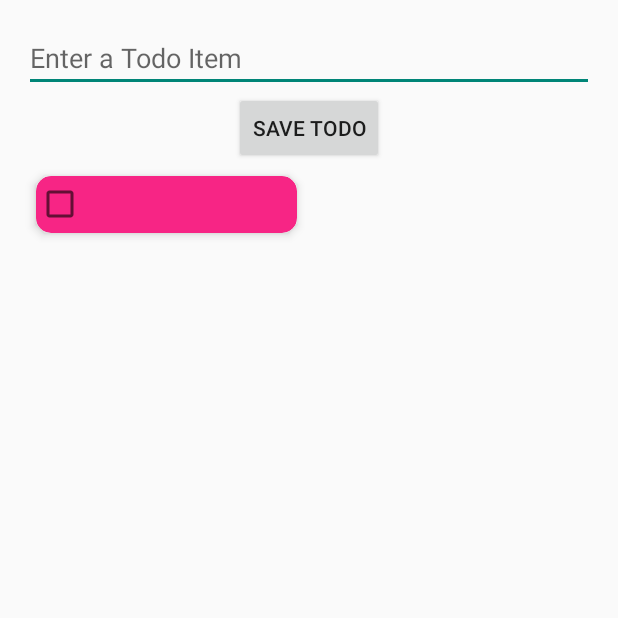
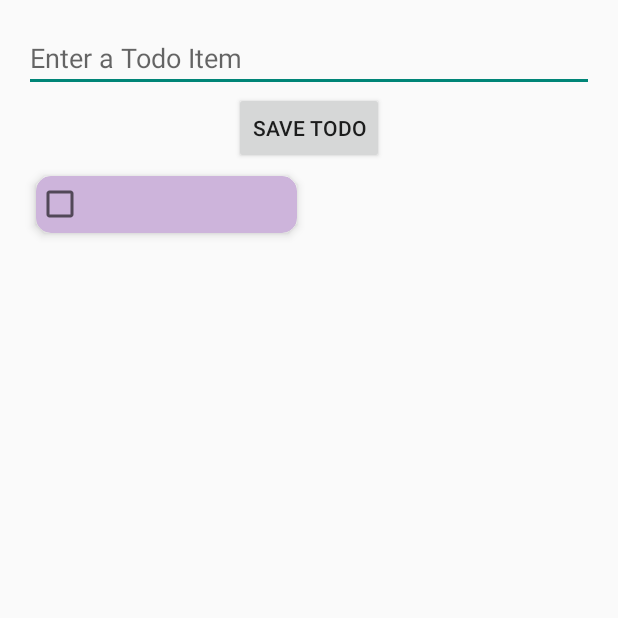
Before and after one commit to YehorYehorychev/ToDoApp, an Android app built with Jetpack Compose: the screen it shows after launch (MainActivity), after a tap on "SAVE TODO", on a phone screen of 412 x 824 dp, the top half of it. Run offline under Robolectric (Android 15) with nearby library versions, the phone set to English and light mode, and no system bars; our stand-ins replace Room's generated code, data binding.

```diff
--- a/app/build.gradle
+++ b/app/build.gradle
@@ -90,5 +90,5 @@ dependencies {
     implementation "androidx.cardview:cardview:1.0.0"
 
     // Navigation
-    implementation "androidx.navigation:navigation-fragment-ktx:$nav_version"
+    implementation libs.androidx.navigation.fragment.ktx
 }
--- a/app/src/main/java/com/yehorychev/importanttodos/EditTodoViewFactory.kt
+++ b/app/src/main/java/com/yehorychev/importanttodos/EditTodoViewModelFactory.kt
@@ -3,7 +3,7 @@ package com.yehorychev.importanttodos
 import androidx.lifecycle.ViewModel
 import androidx.lifecycle.ViewModelProvider
 
-class EditTodoViewFactory(private val todoId: Long, private val dao: TodosDao) :
+class EditTodoViewModelFactory(private val todoId: Long, private val dao: TodosDao) :
     ViewModelProvider.Factory {
 
     override fun <T : ViewModel> create(modelClass: Class<T>): T {
--- a/app/src/main/java/com/yehorychev/importanttodos/util/ColorProvider.kt
+++ b/app/src/main/java/com/yehorychev/importanttodos/util/ColorProvider.kt
@@ -4,15 +4,17 @@ import android.graphics.Color
 
 object ColorProvider {
     private val colors = listOf(
-        Color.rgb(247, 37, 133),
-        Color.rgb(114, 9, 183),
-        Color.rgb(58, 12, 163),
-        Color.rgb(76, 201, 240),
-        Color.rgb(72, 191, 227),
-        Color.rgb(86, 207, 225),
-        Color.rgb(100, 223, 223),
-        Color.rgb(114, 239, 221),
-        Color.rgb(128, 255, 219),
+        Color.rgb(205, 180, 219),
+        Color.rgb(255, 200, 221),
+        Color.rgb(255, 175, 204),
+        Color.rgb(189, 224, 254),
+        Color.rgb(162, 210, 255),
+        Color.rgb(215, 227, 252),
+        Color.rgb(182, 204, 254),
+        Color.rgb(171, 196, 255),
+        Color.rgb(164, 195, 178),
+        Color.rgb(204, 227, 222),
+        Color.rgb(246, 255, 248),
     )
 
     fun getColorResourceId(position: Int): Int {
--- a/app/src/main/res/layout/activity_main.xml
+++ b/app/src/main/res/layout/activity_main.xml
@@ -1,10 +1,12 @@
 <?xml version="1.0" encoding="utf-8"?>
-<androidx.fragment.app.FragmentContainerView
-    xmlns:android="http://schemas.android.com/apk/res/android"
+<androidx.fragment.app.FragmentContainerView xmlns:android="http://schemas.android.com/apk/res/android"
+    xmlns:app="http://schemas.android.com/apk/res-auto"
     xmlns:tools="http://schemas.android.com/tools"
+    android:id="@+id/nav_host_fragment_container"
+    android:name="androidx.navigation.fragment.NavHostFragment"
     android:layout_width="match_parent"
     android:layout_height="match_parent"
-    android:id="@+id/fragment_container_view_tag"
     android:padding="16dp"
-    android:name="com.yehorychev.importanttodos.TodosFragment"
+    app:defaultNavHost="true"
+    app:navGraph="@navigation/nav_graph"
     tools:context=".MainActivity" />
--- /dev/null
+++ b/app/src/main/res/navigation/nav_graph.xml
@@ -0,0 +1,29 @@
+<?xml version="1.0" encoding="utf-8"?>
+<navigation xmlns:android="http://schemas.android.com/apk/res/android"
+    xmlns:app="http://schemas.android.com/apk/res-auto"
+    xmlns:tools="http://schemas.android.com/tools"
+    android:id="@+id/nav_graph"
+    app:startDestination="@id/todosFragment">
+
+    <fragment
+        android:id="@+id/todosFragment"
+        android:name="com.yehorychev.importanttodos.TodosFragment"
+        android:label="fragment_todos"
+        tools:layout="@layout/fragment_todos" >
+        <action
+            android:id="@+id/action_todosFragment_to_editTodoFragment"
+            app:destination="@id/editTodoFragment" />
+    </fragment>
+    <fragment
+        android:id="@+id/editTodoFragment"
+        android:name="com.yehorychev.importanttodos.EditTodoFragment"
+        android:label="fragment_edit_todo"
+        tools:layout="@layout/fragment_edit_todo" >
+        <action
+            android:id="@+id/action_editTodoFragment_to_todosFragment"
+            app:destination="@id/todosFragment" />
+        <argument
+            android:name="todoId"
+            app:argType="long" />
+    </fragment>
+</navigation>
--- a/build.gradle
+++ b/build.gradle
@@ -4,7 +4,7 @@ buildscript {
     ext.nav_version = "2.8.5"
 
     dependencies {
-        classpath "androidx.navigation:navigation-safe-args-gradle-plugin:$nav_version"
+        classpath libs.androidx.navigation.safe.args.gradle.plugin
     }
 }
 
--- a/gradle/libs.versions.toml
+++ b/gradle/libs.versions.toml
@@ -11,6 +11,7 @@ lifecycleLivedataKtx = "2.6.2"
 lifecycleRuntimeKtx = "2.6.1"
 activityCompose = "1.8.0"
 composeBom = "2024.04.01"
+navigationSafeArgsGradlePlugin = "2.8.5"
 roomRuntime = "2.5.2"
 fragmentKtx = "1.8.5"
 appcompat = "1.7.0"
@@ -21,6 +22,8 @@ androidx-core-ktx-v1150 = { module = "androidx.core:core-ktx", version.ref = "co
 androidx-lifecycle-extensions = { module = "androidx.lifecycle:lifecycle-extensions", version.ref = "lifecycleExtensions" }
 androidx-lifecycle-livedata-ktx = { module = "androidx.lifecycle:lifecycle-livedata-ktx", version.ref = "lifecycleLivedataKtx" }
 androidx-lifecycle-viewmodel-ktx = { module = "androidx.lifecycle:lifecycle-viewmodel-ktx", version.ref = "lifecycleRuntimeKtx" }
+androidx-navigation-fragment-ktx = { module = "androidx.navigation:navigation-fragment-ktx", version.ref = "navigationSafeArgsGradlePlugin" }
+androidx-navigation-safe-args-gradle-plugin = { module = "androidx.navigation:navigation-safe-args-gradle-plugin", version.ref = "navigationSafeArgsGradlePlugin" }
 androidx-room-ktx = { module = "androidx.room:room-ktx", version.ref = "roomRuntime" }
 androidx-room-runtime = { module = "androidx.room:room-runtime", version.ref = "roomRuntime" }
 junit = { group = "junit", name = "junit", version.ref = "junit" }
```
Also changed, not shown: app/src/main/java/com/yehorychev/importanttodos/EditTodoFragment.kt (+27 -40 lines), app/src/main/java/com/yehorychev/importanttodos/TodosFragment.kt (+14 -0 lines), app/src/main/res/layout/fragment_edit_todo.xml (+15 -2 lines).
